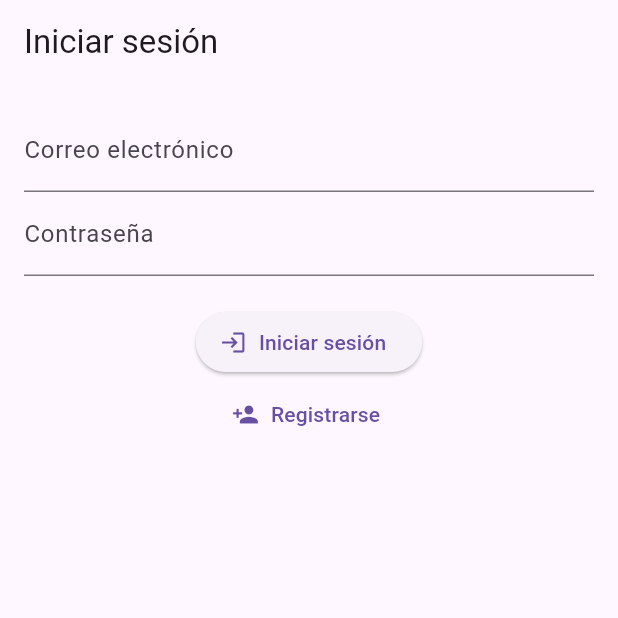
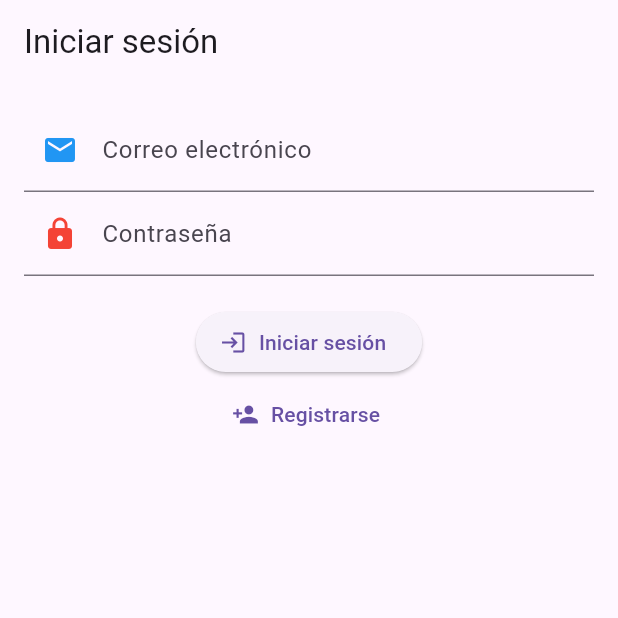
Before and after one commit to JBaco21/proyecto-de-Flutter, a Flutter app: the screen it shows after launch, on a phone screen of 412 x 824 dp, the top half of it. Run offline on Flutter 3.47's test engine with Material 3 defaults, Android fonts, the phone set to English and light mode, and no system bars; our stand-ins replace logger, shared_preferences.

Commit message:
mas icons para que se vea bonito

```diff
--- a/lib/login_screen.dart
+++ b/lib/login_screen.dart
@@ -69,8 +69,9 @@ class _LoginScreenState extends State<LoginScreen> {
             children: [
               TextFormField(
                 controller: _emailController,
-                decoration: const InputDecoration(
+                decoration: InputDecoration(
                   labelText: 'Correo electrónico',
+                  prefixIcon: Icon(Icons.email, color: Colors.blue), // Ícono azul
                 ),
                 validator: (value) {
                   if (value == null || !RegExp(r'^[a-zA-Z0-9._%+-]+@unah\.edu\.hn$').hasMatch(value)) {
@@ -81,8 +82,9 @@ class _LoginScreenState extends State<LoginScreen> {
               ),
               TextFormField(
                 controller: _passwordController,
-                decoration: const InputDecoration(
+                decoration: InputDecoration(
                   labelText: 'Contraseña',
+                  prefixIcon: Icon(Icons.lock, color: Colors.red), // Ícono rojo
                 ),
                 obscureText: true,
                 validator: (value) {
```
Also changed, not shown: lib/main.dart (line endings or trailing spaces).
